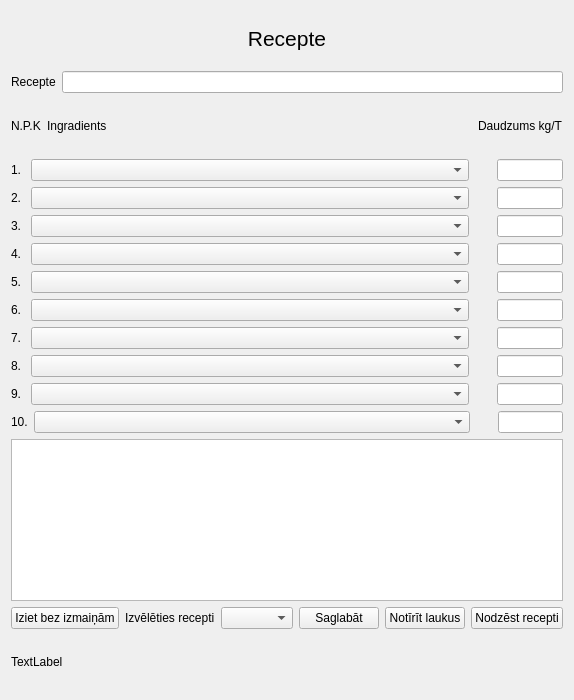
Qt form recipet.ui (kasarkonic/Sauka1) before a commit.
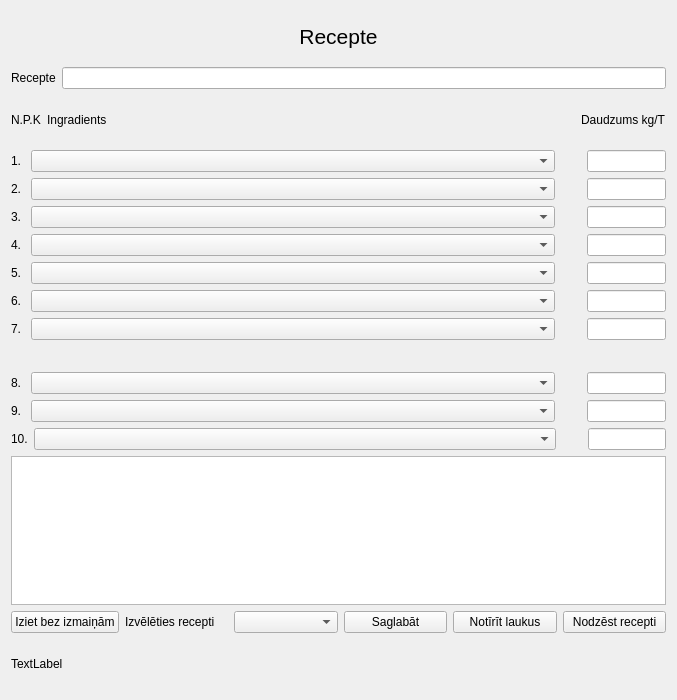
The same form after that commit.

Diff of the .ui file:
```diff
--- a/recipet.ui
+++ b/recipet.ui
@@ -6,7 +6,7 @@
    <rect>
     <x>0</x>
     <y>0</y>
-    <width>565</width>
+    <width>677</width>
     <height>700</height>
    </rect>
   </property>
@@ -15,7 +15,7 @@
   </property>
   <layout class="QVBoxLayout" name="verticalLayout_3">
    <item>
-    <layout class="QVBoxLayout" name="verticalLayout" stretch="1,10,1,10,10,10,10,10,10,0,0,0,0,3,10,1">
+    <layout class="QVBoxLayout" name="verticalLayout" stretch="1,10,1,10,10,10,10,10,10,0,0,0,0,0,3,10,1">
      <item>
       <layout class="QHBoxLayout" name="horizontalLayout">
        <item>
@@ -297,6 +297,30 @@
        </item>
       </layout>
      </item>
+     <item>
+      <layout class="QHBoxLayout" name="horizontalLayout_16" stretch="50,6">
+       <item>
+        <spacer name="horizontalSpacer_12">
+         <property name="orientation">
+          <enum>Qt::Horizontal</enum>
+         </property>
+         <property name="sizeHint" stdset="0">
+          <size>
+           <width>40</width>
+           <height>20</height>
+          </size>
+         </property>
+        </spacer>
+       </item>
+       <item>
+        <widget class="QLabel" name="label_sum">
+         <property name="text">
+          <string/>
+         </property>
+        </widget>
+       </item>
+      </layout>
+     </item>
      <item>
       <layout class="QHBoxLayout" name="horizontalLayout_15" stretch="0,20,1,3">
        <item>
```
